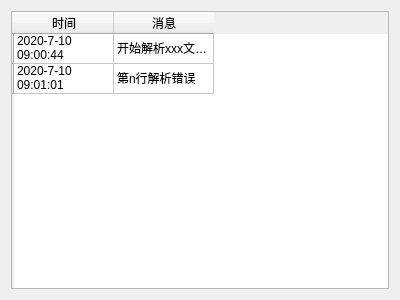
This is dataAnalysis/messagearea.ui in xuqingxiangstu/platform as Qt 5 draws it before an edit. The edited form follows.
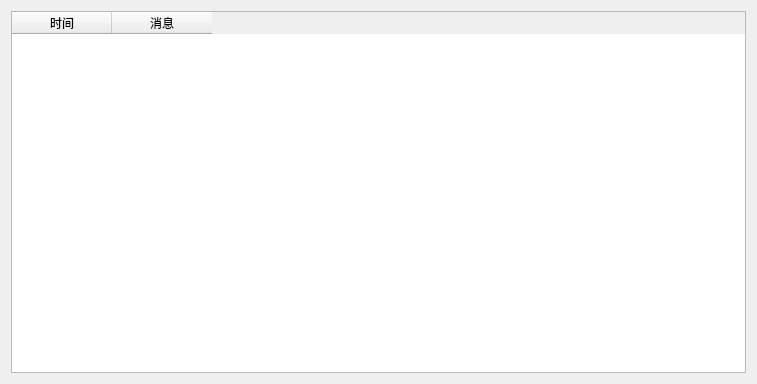
This is the edited form.

```diff
--- a/dataAnalysis/messagearea.ui
+++ b/dataAnalysis/messagearea.ui
@@ -6,8 +6,8 @@
    <rect>
     <x>0</x>
     <y>0</y>
-    <width>400</width>
-    <height>300</height>
+    <width>757</width>
+    <height>384</height>
    </rect>
   </property>
   <property name="windowTitle">
@@ -16,16 +16,6 @@
   <layout class="QHBoxLayout" name="horizontalLayout">
    <item>
     <widget class="QTableWidget" name="tableWidget">
-     <row>
-      <property name="text">
-       <string/>
-      </property>
-     </row>
-     <row>
-      <property name="text">
-       <string/>
-      </property>
-     </row>
      <column>
       <property name="text">
        <string>时间</string>
@@ -36,26 +26,6 @@
        <string>消息</string>
       </property>
      </column>
-     <item row="0" column="0">
-      <property name="text">
-       <string>2020-7-10 09:00:44</string>
-      </property>
-     </item>
-     <item row="0" column="1">
-      <property name="text">
-       <string>开始解析xxx文件....</string>
-      </property>
-     </item>
-     <item row="1" column="0">
-      <property name="text">
-       <string>2020-7-10 09:01:01</string>
-      </property>
-     </item>
-     <item row="1" column="1">
-      <property name="text">
-       <string>第n行解析错误</string>
-      </property>
-     </item>
     </widget>
    </item>
   </layout>
```
